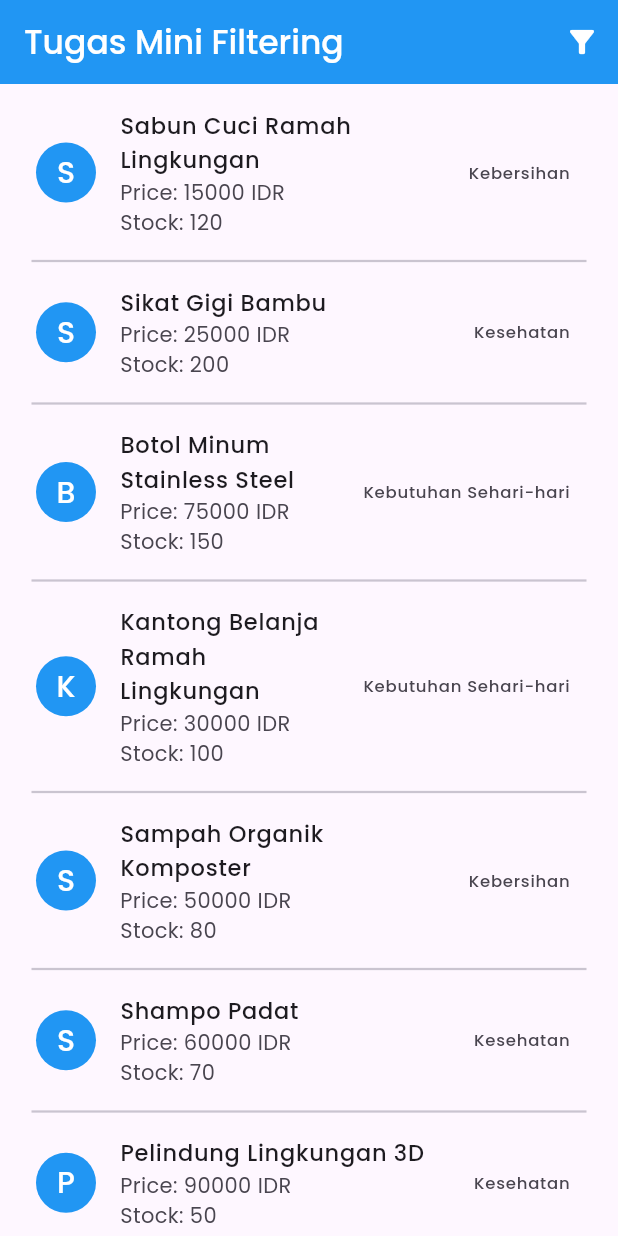
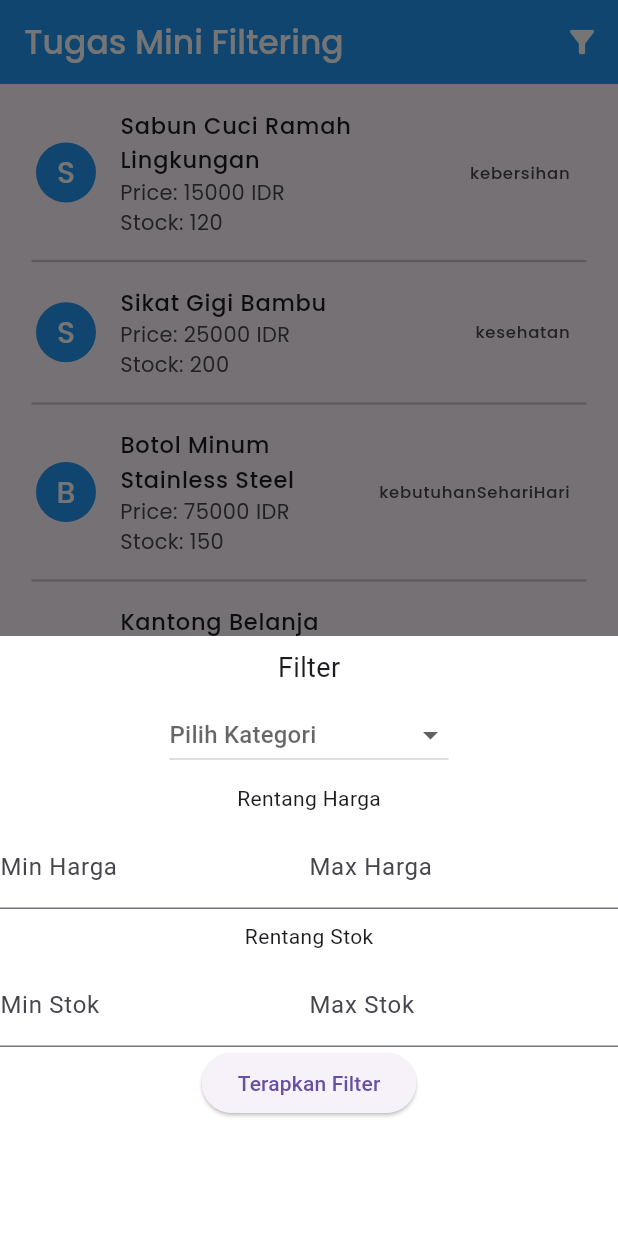
Before and after one commit to ariff-m/mini-tugas-filtering, a Flutter app: the screen it shows after launch, after a tap on the "filter alt" icon, on a phone screen of 412 x 824 dp. Run offline on Flutter 3.47's test engine with Material 3 defaults, Android fonts, the phone set to English and light mode, and no system bars; our stand-ins replace google_fonts.

Commit message:
add price and stock filters

```diff
--- a/lib/home_page.dart
+++ b/lib/home_page.dart
@@ -1,7 +1,6 @@
 import 'package:flutter/material.dart';
 import 'package:provider/provider.dart';
 import 'package:google_fonts/google_fonts.dart';
-import 'package:mini_tugas_filtering/product_model.dart';
 import 'package:mini_tugas_filtering/home_view_model.dart';
 import 'package:mini_tugas_filtering/text_style_constant.dart';
 
@@ -24,7 +23,129 @@ class HomePage extends StatelessWidget {
         ),
         actions: [
           IconButton(
-            onPressed: () {},
+            onPressed: () {
+              showModalBottomSheet(
+                context: context,
+                builder: (BuildContext context) {
+                  return Container(
+                    height: 400,
+                    color: Colors.white,
+                    child: Column(
+                      children: [
+                        const Padding(
+                          padding: EdgeInsets.all(8.0),
+                          child: Text(
+                            'Filter',
+                            style: TextStyle(fontSize: 18),
+                          ),
+                        ),
+                        DropdownButton<String>(
+                          hint: const Text('Pilih Kategori'),
+                          items: [
+                            'Kebersihan',
+                            'Kesehatan',
+                            'Kebutuhan Sehari-hari',
+                          ].map((String category) {
+                            return DropdownMenuItem<String>(
+                              value: category,
+                              child: Text(category),
+                            );
+                          }).toList(),
+                          onChanged: (String? newValue) {
+                            if (newValue != null) {
+                              Provider.of<HomeViewModel>(context, listen: false)
+                                  .filterByCategory(newValue);
+                            }
+                          },
+                        ),
+                        const Padding(
+                          padding: EdgeInsets.all(8.0),
+                          child: Text('Rentang Harga'),
+                        ),
+                        Row(
+                          mainAxisAlignment: MainAxisAlignment.spaceAround,
+                          children: [
+                            Expanded(
+                              child: TextField(
+                                keyboardType: TextInputType.number,
+                                decoration: const InputDecoration(
+                                  labelText: 'Min Harga',
+                                ),
+                                onChanged: (value) {
+                                  Provider.of<HomeViewModel>(context,
+                                          listen: false)
+                                      .setMinPrice(double.tryParse(value) ?? 0);
+                                },
+                              ),
+                            ),
+                            Expanded(
+                              child: TextField(
+                                keyboardType: TextInputType.number,
+                                decoration: const InputDecoration(
+                                  labelText: 'Max Harga',
+                                ),
+                                onChanged: (value) {
+                                  Provider.of<HomeViewModel>(context,
+                                          listen: false)
+                                      .setMaxPrice(double.tryParse(value) ??
+                                          double.infinity);
+                                },
+                              ),
+                            ),
+                          ],
+                        ),
+                        const Padding(
+                          padding: EdgeInsets.all(8.0),
+                          child: Text('Rentang Stok'),
+                        ),
+                        Row(
+                          mainAxisAlignment: MainAxisAlignment.spaceAround,
+                          children: [
+                            Expanded(
+                              child: TextField(
+                                keyboardType: TextInputType.number,
+                                decoration: const InputDecoration(
+                                  labelText: 'Min Stok',
+                                ),
+                                onChanged: (value) {
+                                  Provider.of<HomeViewModel>(context,
+                                          listen: false)
+                                      .setMinStock(double.tryParse(value) ?? 0);
+                                },
+                              ),
+                            ),
+                            Expanded(
+                              child: TextField(
+                                keyboardType: TextInputType.number,
+                                decoration: const InputDecoration(
+                                  labelText: 'Max Stok',
+                                ),
+                                onChanged: (value) {
+                                  Provider.of<HomeViewModel>(context,
+                                          listen: false)
+                                      .setMaxStock(double.tryParse(value) ??
+                                          double.infinity);
+                                },
+                              ),
+                            ),
+                          ],
+                        ),
+                        ElevatedButton(
+                          onPressed: () {
+                            Provider.of<HomeViewModel>(context, listen: false)
+                                .applyFilters();
+                            Provider.of<HomeViewModel>(context, listen: false)
+                                .resetFilters();
+                            Navigator.pop(context);
+                          },
+                          child: const Text('Terapkan Filter'),
+                        ),
+                      ],
+                    ),
+                  );
+                },
+              );
+            },
             icon: const Icon(
               Icons.filter_alt,
               color: Colors.white,
@@ -34,15 +155,15 @@ class HomePage extends StatelessWidget {
       ),
       body: Consumer<HomeViewModel>(
         builder: (context, viewModel, child) {
-          if (viewModel.products.isEmpty) {
+          if (viewModel.filteredProducts.isEmpty) {
             return const Center(child: CircularProgressIndicator());
           } else {
             return Padding(
               padding: const EdgeInsets.all(8),
               child: ListView.builder(
-                itemCount: viewModel.products.length,
+                itemCount: viewModel.filteredProducts.length,
                 itemBuilder: (context, index) {
-                  final product = viewModel.products[index];
+                  final product = viewModel.filteredProducts[index];
                   return Column(
                     children: [
                       ListTile(
@@ -62,7 +183,7 @@ class HomePage extends StatelessWidget {
                           style: TextStyleConstant.basePoppins,
                         ),
                         trailing: Text(
-                          categoryValues.reverse[product.category]!,
+                          product.category.toString().split('.').last,
                           style: TextStyleConstant.basePoppins,
                         ),
                       ),
--- a/lib/home_view_model.dart
+++ b/lib/home_view_model.dart
@@ -3,10 +3,16 @@ import 'package:flutter/material.dart';
 import 'package:flutter/services.dart';
 import 'package:mini_tugas_filtering/product_model.dart';
 
-
 class HomeViewModel extends ChangeNotifier {
   List<ProductsModel> _products = [];
-  List<ProductsModel> get products => _products;
+  List<ProductsModel> _filteredProducts = [];
+
+  double minPrice = 0;
+  double maxPrice = double.infinity;
+  double minStock = 0;
+  double maxStock = double.infinity;
+
+  List<ProductsModel> get filteredProducts => _filteredProducts;
 
   HomeViewModel() {
     _loadProducts();
@@ -16,6 +22,50 @@ class HomeViewModel extends ChangeNotifier {
     final String response = await rootBundle.loadString('assets/products.json');
     final List<dynamic> data = json.decode(response);
     _products = data.map((json) => ProductsModel.fromJson(json)).toList();
+    _filteredProducts = List.from(_products);
+    notifyListeners();
+  }
+
+  void setMinPrice(double value) {
+    minPrice = value;
+  }
+
+  void setMaxPrice(double value) {
+    maxPrice = value;
+  }
+
+  void setMinStock(double value) {
+    minStock = value;
+  }
+
+  void setMaxStock(double value) {
+    maxStock = value;
+  }
+
+  void applyFilters() {
+    _filteredProducts = _products.where((product) {
+      final isPriceInRange =
+          product.price >= minPrice && product.price <= maxPrice;
+      final isStockInRange =
+          product.stock >= minStock && product.stock <= maxStock;
+
+      return isPriceInRange && isStockInRange;
+    }).toList();
+
+    notifyListeners();
+  }
+
+  void filterByCategory(String category) {
+    _filteredProducts =
+        _products.where((product) => product.category == category).toList();
+    notifyListeners();
+  }
+
+  void resetFilters() {
+    minPrice = 0;
+    maxPrice = double.infinity;
+    minStock = 0;
+    maxStock = double.infinity;
     notifyListeners();
   }
 }
--- a/lib/main.dart
+++ b/lib/main.dart
@@ -1,7 +1,7 @@
 import 'package:flutter/material.dart';
+import 'package:provider/provider.dart';
 import 'package:mini_tugas_filtering/home_page.dart';
 import 'package:mini_tugas_filtering/home_view_model.dart';
-import 'package:provider/provider.dart';
 
 void main() {
   runApp(const MyApp());
```
Also changed, not shown: lib/bottom_sheet_widget.dart (added).
